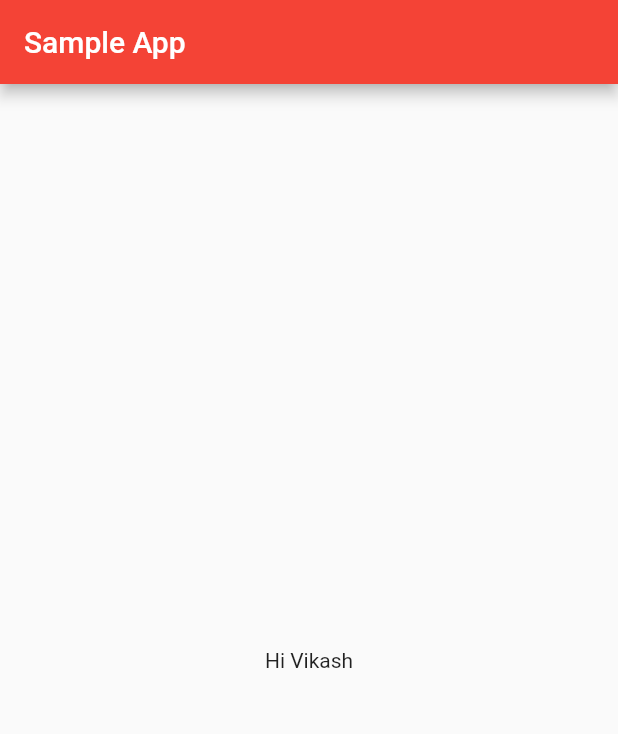
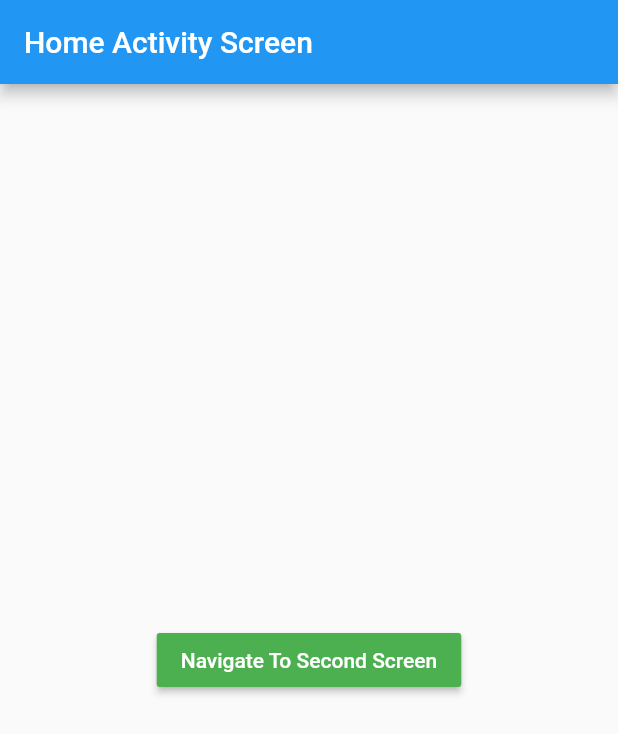
Before and after one commit to Vikash29Singh/flutter_beginner, a Flutter app: the screen it shows after launch, on a phone screen of 412 x 824 dp. Shown: the top 734 px of the screen. Run offline on Flutter 3.47's test engine with Material 2 defaults, Android fonts, the phone set to English and light mode, and no system bars.

Commit message:
New
Navigate from one screen to another screen

```diff
--- a/lib/main.dart
+++ b/lib/main.dart
@@ -1,5 +1,73 @@
 import 'package:flutter/material.dart';
 
+import 'package:flutter/material.dart';
+
+void main() {
+  runApp(MaterialApp(
+    title: 'Flutter Navigate to Another Activity Screen',
+    home: HomeScreen(),
+  ));
+}
+
+class HomeScreen extends StatelessWidget {
+
+  gotoSecondActivity(BuildContext context){
+
+    Navigator.push(
+        context,
+        MaterialPageRoute(builder: (context) => SecondScreen()),
+    );//route to next screen
+
+  }
+
+  @override
+  Widget build(BuildContext context) {
+    return Scaffold(
+      appBar: AppBar(
+        title: Text('Home Activity Screen'),
+      ),
+      body: Center(
+
+        child: RaisedButton(
+            child: Text('Navigate To Second Screen'),
+            color: Colors.green,
+            textColor: Colors.white,
+            onPressed: () {
+              gotoSecondActivity(context);
+            }),
+
+      ),
+    );
+  }
+}
+
+class SecondScreen extends StatelessWidget {
+
+  goBackToPreviousScreen(BuildContext context){
+
+    Navigator.pop(context);
+
+  }
+
+  @override
+  Widget build(BuildContext context) {
+    return Scaffold(
+      appBar: AppBar(
+        title: Text("Second Activity Screen"),
+      ),
+      body: Center(
+        child: RaisedButton(
+          onPressed: () {goBackToPreviousScreen(context);},
+          color: Colors.lightBlue,
+          textColor: Colors.white,
+          child: Text('Go Back To Previous Screen'),
+        ),
+      ),
+    );
+  }
+}
+
+/*
 void main()
 {
   runApp(myapp());
@@ -25,3 +93,4 @@ class myapp extends StatelessWidget {
     );
   }
 }
+*/
```
